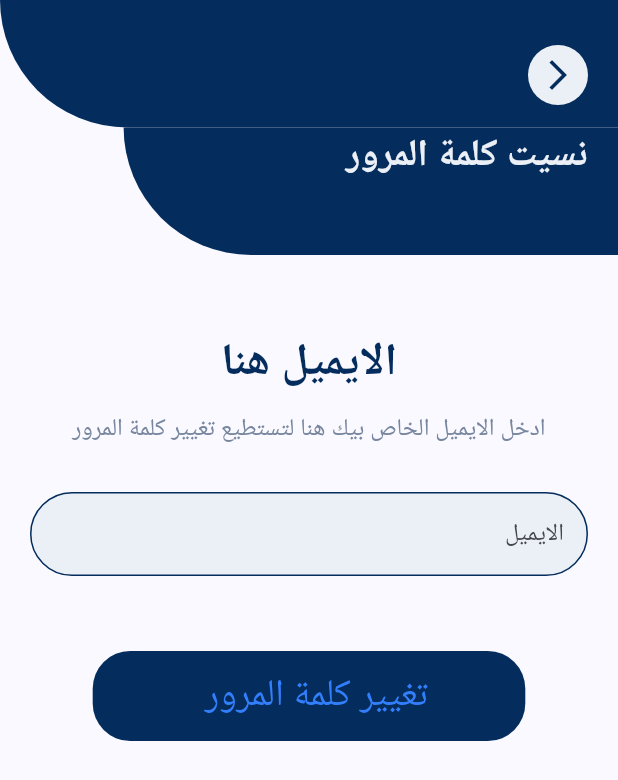
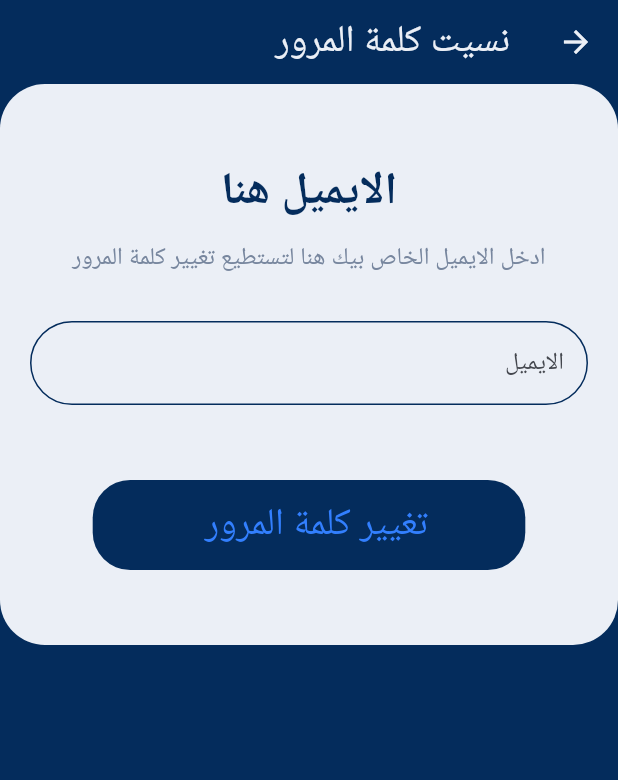
Before and after one commit to MinaYasser100/Faithful-Servant, a Flutter app: the ForgottenPasswordView screen opened by its route, on a phone screen of 412 x 824 dp. Shown: the top 780 px of the screen. Run offline on Flutter 3.47's test engine with Material 3 defaults, Android fonts, the phone set to English and light mode, and no system bars; our stand-ins replace bloc, cloud_firestore, firebase_auth, firebase_core, firebase_storage, fl_chart and 11 more; accounts and stored records are empty; Roboto replaces fonts that are missing (Cairo).

Commit message:
some modifier in project

```diff
--- a/lib/core/helper/constant.dart
+++ b/lib/core/helper/constant.dart
@@ -129,7 +129,7 @@ List<Map> personalPages = [
   {
     "title": 'البيانات الشخصية',
     "icon": const Icon(Icons.abc),
-    'routto': GetPages.personaldata
+    'routto': GetPages.kUserInformationsView
   },
   {
     "title": 'تاريخي الخدمي',
--- a/lib/core/helper/local/app_locale.dart
+++ b/lib/core/helper/local/app_locale.dart
@@ -207,8 +207,8 @@ class Applocal implements Translations {
           'Mothoer Dulaji': 'Mothoer Dulaji',
           'Wisdoms': 'Wisdoms',
           'Stage': 'Stage',
-          'Demonstration Tools': 'Demonstration Tools',
-          'Brothers Of Lord': 'Brothers Of Lord',
+          'Demonstration Tools': 'Demonstration',
+          'Brothers Of Lord': 'Brothers',
           'Some services statistics : ': 'Some services statistics : ',
           'Servants': 'Servants',
           'Sunday Servants': 'Sunday Servants',
--- a/lib/features/forgotten_password/presentation/views/forgotten_password.dart
+++ b/lib/features/forgotten_password/presentation/views/forgotten_password.dart
@@ -1,8 +1,12 @@
+import 'package:faithful_servant/core/helper/constant.dart';
+import 'package:faithful_servant/core/widgets/appbar.dart';
+import 'package:faithful_servant/core/widgets/design_body.dart';
 import 'package:faithful_servant/features/forgotten_password/data/forgotten_password_repo/forgotten_password_repo_implement.dart';
 import 'package:faithful_servant/features/forgotten_password/presentation/manager/cubit/forgotten_password_cubit.dart';
 import 'package:faithful_servant/features/forgotten_password/presentation/views/widgets/forgotten_password_view_body.dart';
 import 'package:flutter/material.dart';
 import 'package:flutter_bloc/flutter_bloc.dart';
+import 'package:get/get.dart';
 
 class ForgottenPasswordView extends StatelessWidget {
   const ForgottenPasswordView({super.key});
@@ -10,11 +14,18 @@ class ForgottenPasswordView extends StatelessWidget {
   @override
   Widget build(BuildContext context) {
     return Scaffold(
-      body: BlocProvider(
-        create: (context) => ForgottenPasswordCubit(
-          ForgottenPasswordRepoImplement(),
+      backgroundColor: kPrimaryColor,
+      appBar: GeneralAppBar(
+        title: "Forgotten Password".tr,
+        appBar: AppBar(),
+      ),
+      body: DesignBody(
+        widget: BlocProvider(
+          create: (context) => ForgottenPasswordCubit(
+            ForgottenPasswordRepoImplement(),
+          ),
+          child: const ForgottenPasswordViewBody(),
         ),
-        child: const ForgottenPasswordViewBody(),
       ),
     );
   }
--- a/lib/features/forgotten_password/presentation/views/widgets/forgotten_password_view_body.dart
+++ b/lib/features/forgotten_password/presentation/views/widgets/forgotten_password_view_body.dart
@@ -1,6 +1,4 @@
 import 'package:flutter/material.dart';
-import 'package:get/get.dart';
-import '../../../../../core/widgets/app_bar/specific_app_bar.dart';
 import 'forgotten_password_body_content.dart';
 
 class ForgottenPasswordViewBody extends StatefulWidget {
@@ -25,7 +23,6 @@ class _ForgottenPasswordViewBodyState extends State<ForgottenPasswordViewBody> {
     return SingleChildScrollView(
       child: Column(
         children: [
-          SpecificAppBar(appBarText: "Forgotten Password".tr),
           const SizedBox(
             height: 30,
           ),
@@ -36,6 +33,9 @@ class _ForgottenPasswordViewBodyState extends State<ForgottenPasswordViewBody> {
               formKey: formkey,
             ),
           ),
+          const SizedBox(
+            height: 30,
+          ),
         ],
       ),
     );
--- a/lib/features/general_supervisor/presentation/manager/general_supervisor_cubit/general_supervisor_cubit.dart
+++ b/lib/features/general_supervisor/presentation/manager/general_supervisor_cubit/general_supervisor_cubit.dart
@@ -11,9 +11,9 @@ class GeneralSupervisorCubit extends Cubit<GeneralSupervisorState> {
   GeneralSupervisorCubit() : super(GeneralSupervisorInitial());
   int total = 0;
   void getNumberOfServant() async {
-    UserModel? userModel = await getUserData();
+    emit(GeneralSupervisorGetNumberOfServantLoading());
     try {
-      emit(GeneralSupervisorGetNumberOfServantLoading());
+      UserModel? userModel = await getUserData();
       if (userModel != null) {
         await FirebaseFirestore.instance
             .collection(churchNamesBasedOnCode[userModel.church])
@@ -24,11 +24,9 @@ class GeneralSupervisorCubit extends Cubit<GeneralSupervisorState> {
             .then((value) {
           if (value.docs.isNotEmpty) {
             total = value.docs.length;
-            print(value.docs.length);
           } else {
             total = 0;
           }
-          emit(GeneralSupervisorGetNumberOfServantSuccess());
         });
         await FirebaseFirestore.instance
             .collection(churchNamesBasedOnCode[userModel.church])
--- a/lib/features/general_supervisor_screens/supervisor_statistic/presentation/views/function/pdf_supervisor_body.dart
+++ b/lib/features/general_supervisor_screens/supervisor_statistic/presentation/views/function/pdf_supervisor_body.dart
@@ -152,7 +152,7 @@ class PdfSupervisorBody {
 
   static Widget buildMaleTable(PdfDataModel dataModel) {
     List headersList = [
-      dataModel.femalecount,
+      dataModel.malecount,
       'عدد الخدام الذكور : ',
     ];
     return TableHelper.fromTextArray(
--- a/lib/features/general_supervisor_screens/supervisor_statistic/presentation/views/widgets/supervisor_statistics_by_gender.dart
+++ b/lib/features/general_supervisor_screens/supervisor_statistic/presentation/views/widgets/supervisor_statistics_by_gender.dart
@@ -36,7 +36,7 @@ class SupervisorStatisticsByGender extends StatelessWidget {
             maleNumber:
                 BlocProvider.of<StatisticsCubit>(context).male.toDouble(),
             femaleNumber:
-                BlocProvider.of<StatisticsCubit>(context).male.toDouble(),
+                BlocProvider.of<StatisticsCubit>(context).female.toDouble(),
           ),
         ),
         const SizedBox(
--- a/lib/features/setting_language/presentation/views/widgets/setting_language_view_body.dart
+++ b/lib/features/setting_language/presentation/views/widgets/setting_language_view_body.dart
@@ -1,5 +1,4 @@
 import 'package:faithful_servant/core/helper/local/locale_controller.dart';
-import 'package:faithful_servant/core/widgets/app_bar/specific_app_bar.dart';
 import 'package:flutter/material.dart';
 import 'package:get/get.dart';
 
@@ -21,7 +20,6 @@ class _SettingLanguageViewBodyState extends State<SettingLanguageViewBody> {
   Widget build(BuildContext context) {
     return Column(
       children: [
-        SpecificAppBar(appBarText: 'Change Language'.tr),
         Padding(
           padding: const EdgeInsets.all(20.0),
           child: Column(
--- a/lib/features/user_informations/presentation/views/widgets/information_item.dart
+++ b/lib/features/user_informations/presentation/views/widgets/information_item.dart
@@ -16,7 +16,6 @@ class InformationItem extends StatelessWidget {
     return Padding(
       padding: const EdgeInsets.only(top: 7, bottom: 7),
       child: Container(
-        height: 50,
         decoration: BoxDecoration(
           color: Colors.grey[300],
           borderRadius: BorderRadius.circular(20),
@@ -33,6 +32,7 @@ class InformationItem extends StatelessWidget {
               Text(
                 itemValue,
                 style: Styles.textStyle16,
+                overflow: TextOverflow.ellipsis,
               )
             ],
           ),
--- a/lib/features/user_informations/presentation/views/widgets/user_informations_view_body.dart
+++ b/lib/features/user_informations/presentation/views/widgets/user_informations_view_body.dart
@@ -51,7 +51,7 @@ class UserInformationsViewBody extends StatelessWidget {
               itemValue: userModel.phoneNum2,
             ),
             InformationItem(
-              itemName: 'Qualification : '.tr,
+              itemName: 'Qualified : '.tr,
               itemValue: userModel.qualification,
             ),
             InformationItem(
```
Also changed, not shown: lib/features/general_supervisor/presentation/views/widgets/number_of_servants.dart (+5 -2 lines), lib/features/setting_language/presentation/views/setting_language_view.dart (+8 -2 lines).
